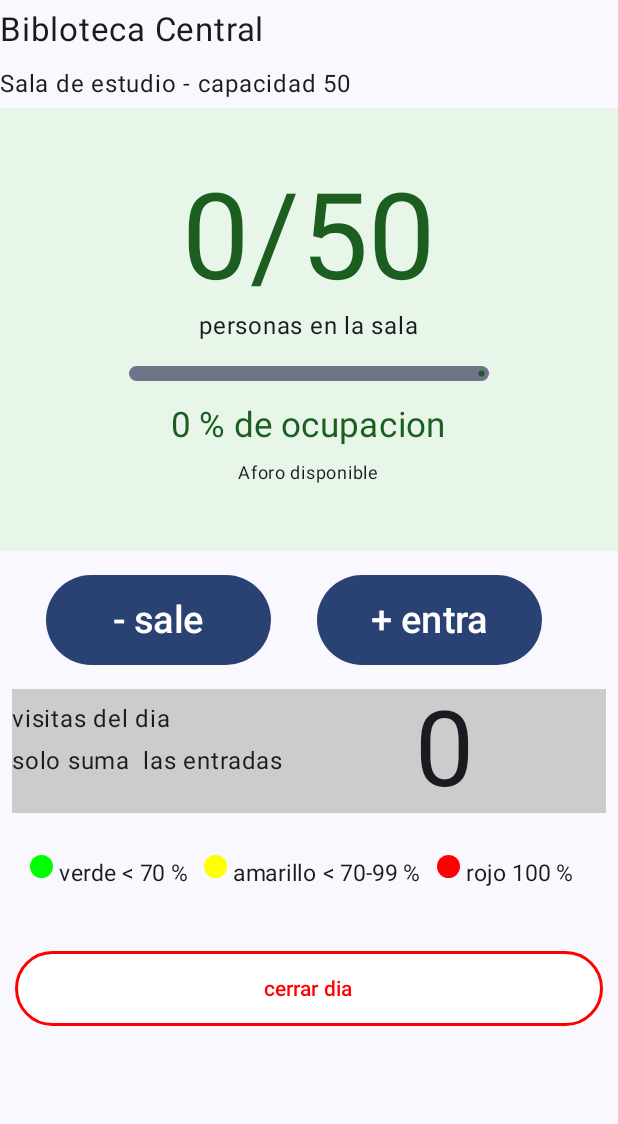
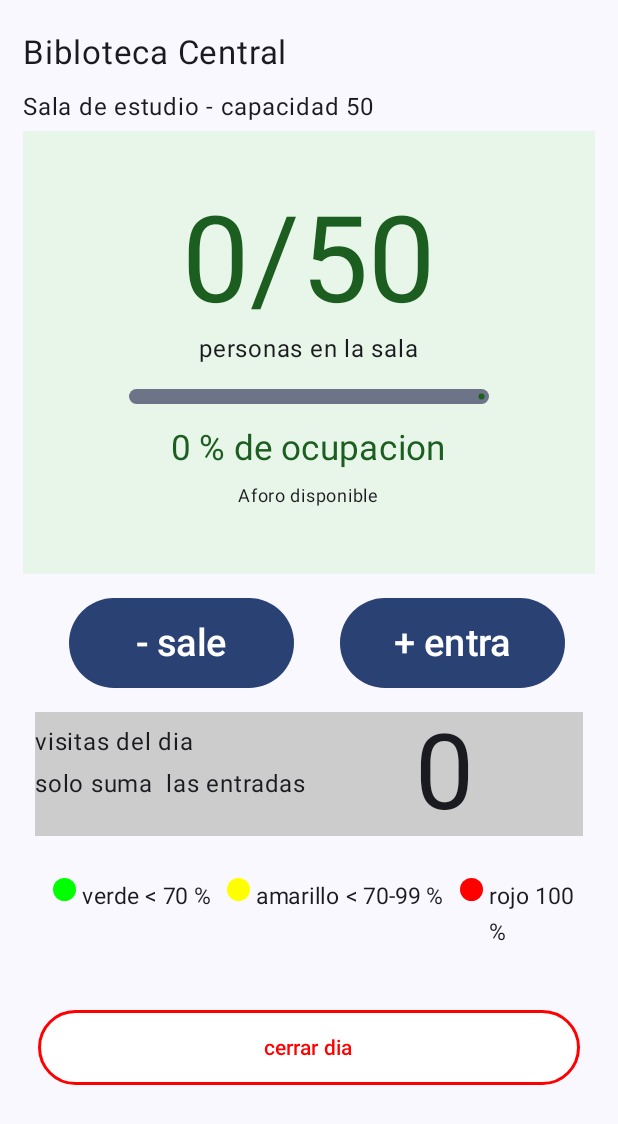
Before and after one commit to emiliano935/Mutaciones, an Android app built with Jetpack Compose: the screen it shows after launch (MainActivity), on a phone screen of 412 x 824 dp. Shown: the top 1124 px of the screen. Run offline under Robolectric (Android 15) with nearby library versions, the phone set to English and light mode, and no system bars.

Commit message:
practica-07-casi

```diff
--- a/app/src/main/java/Screen/InicioScreen.kt
+++ b/app/src/main/java/Screen/InicioScreen.kt
@@ -54,7 +54,7 @@ fun AforoScreen(modifier: Modifier){
     }
 
 
-    Column(modifier = Modifier) {
+    Column(modifier = Modifier.padding(15.dp)) {
         Spacer(modifier = Modifier.padding(3.dp))
         Text("Bibloteca Central",
             fontSize = 22.sp)
```
